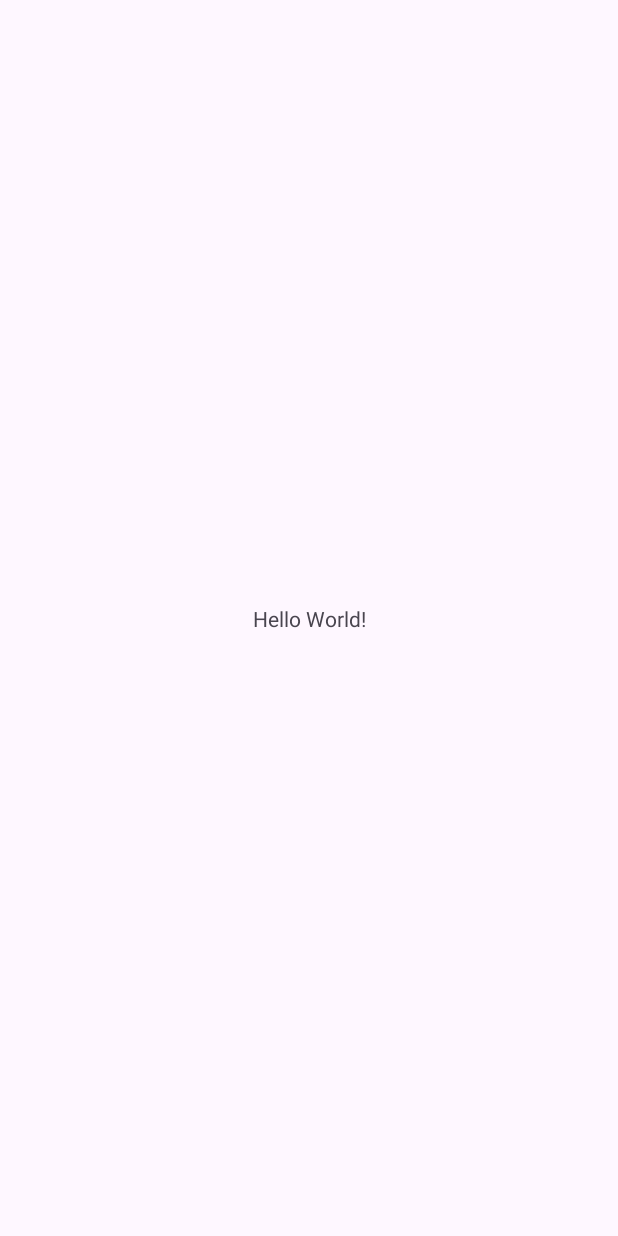
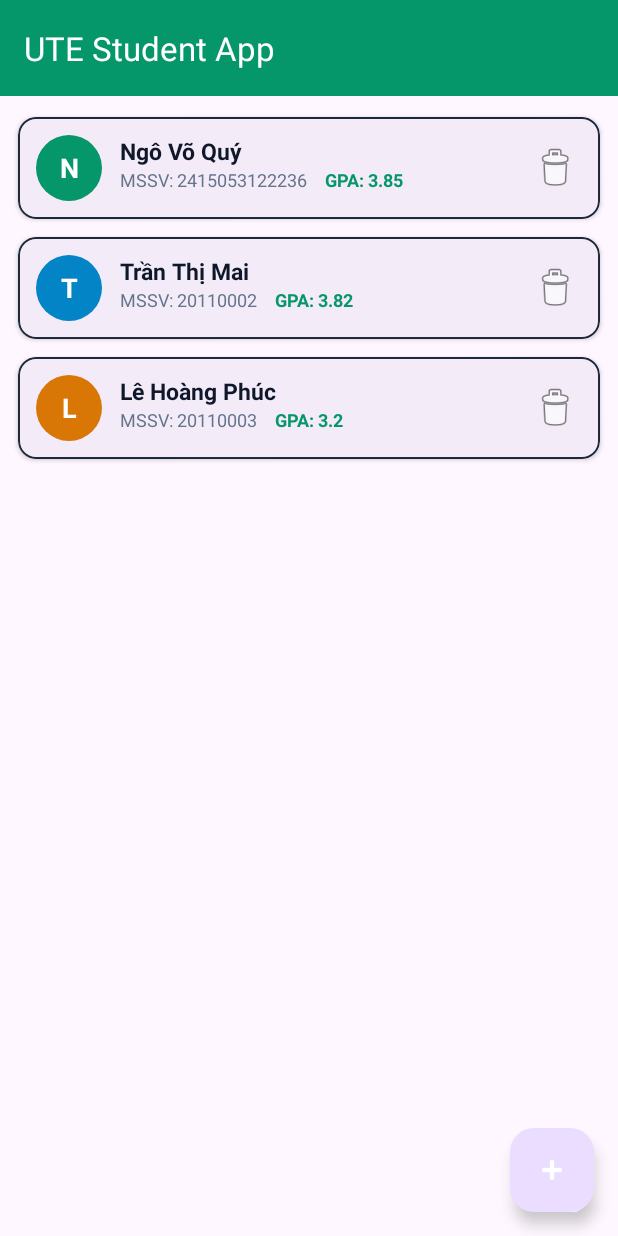
Before and after one commit to NgoVoQuy1810/bt_16_11, an Android app: the screen it shows after launch (MainActivity), on a phone screen of 412 x 824 dp. Before the commit the screen is almost empty. Run offline under Robolectric (Android 15) with nearby library versions, the phone set to English and light mode, and no system bars.

Commit message:
hoàn thành bài

```diff
--- a/bt_16_11/app/src/main/java/com/example/bt_16_11/MainActivity.kt
+++ b/bt_16_11/app/src/main/java/com/example/bt_16_11/MainActivity.kt
@@ -1,20 +1,26 @@
 package com.example.bt_16_11
 
 import android.os.Bundle
-import androidx.activity.enableEdgeToEdge
 import androidx.appcompat.app.AppCompatActivity
-import androidx.core.view.ViewCompat
-import androidx.core.view.WindowInsetsCompat
+import androidx.fragment.app.commit
+import com.example.bt_16_11.databinding.ActivityMainBinding
+import com.example.bt_16_11.ui.StudentListFragment
 
 class MainActivity : AppCompatActivity() {
+
+    private lateinit var binding: ActivityMainBinding
+
     override fun onCreate(savedInstanceState: Bundle?) {
         super.onCreate(savedInstanceState)
-        enableEdgeToEdge()
-        setContentView(R.layout.activity_main)
-        ViewCompat.setOnApplyWindowInsetsListener(findViewById(R.id.main)) { v, insets ->
-            val systemBars = insets.getInsets(WindowInsetsCompat.Type.systemBars())
-            v.setPadding(systemBars.left, systemBars.top, systemBars.right, systemBars.bottom)
-            insets
+        binding = ActivityMainBinding.inflate(layoutInflater)
+        setContentView(binding.root)
+        setSupportActionBar(binding.toolbar)
+
+        if (savedInstanceState == null) {
+            supportFragmentManager.commit {
+                setReorderingAllowed(true)
+                replace(R.id.fragment_container, StudentListFragment())
+            }
         }
     }
 }
--- /dev/null
+++ b/bt_16_11/app/src/main/java/com/example/bt_16_11/model/Student.kt
@@ -0,0 +1,10 @@
+package com.example.bt_16_11.model
+
+data class Student(
+    val id: String,
+    val mssv: String,
+    val name: String,
+    val gpa: Double,
+    val major: String,
+    val avatarColor: Int
+)
--- /dev/null
+++ b/bt_16_11/app/src/main/java/com/example/bt_16_11/ui/StudentListFragment.kt
@@ -0,0 +1,83 @@
+package com.example.bt_16_11.ui
+
+import android.os.Bundle
+import android.view.LayoutInflater
+import android.view.View
+import android.view.ViewGroup
+import android.widget.Toast
+import androidx.core.os.bundleOf
+import androidx.fragment.app.Fragment
+import androidx.fragment.app.activityViewModels
+import androidx.fragment.app.setFragmentResult
+import androidx.recyclerview.widget.LinearLayoutManager
+import com.example.bt_16_11.databinding.FragmentStudentListBinding
+import com.example.bt_16_11.model.Student
+import com.example.bt_16_11.ui.adapter.StudentListAdapter
+import com.example.bt_16_11.viewmodel.StudentViewModel
+
+class StudentListFragment : Fragment() {
+
+    private var _binding: FragmentStudentListBinding? = null
+    private val binding get() = _binding!!
+
+    private val viewModel: StudentViewModel by activityViewModels()
+    private lateinit var studentAdapter: StudentListAdapter
+
+    override fun onCreateView(
+        inflater: LayoutInflater, container: ViewGroup?, savedInstanceState: Bundle?
+    ): View {
+        _binding = FragmentStudentListBinding.inflate(inflater, container, false)
+        return binding.root
+    }
+
+    override fun onViewCreated(view: View, savedInstanceState: Bundle?) {
+        super.onViewCreated(view, savedInstanceState)
+        setupRecyclerView()
+        observeViewModel()
+        setupListeners()
+    }
+
+    private fun setupRecyclerView() {
+        studentAdapter = StudentListAdapter(
+            onStudentClick = { student ->
+                setFragmentResult("STUDENT_DETAIL_REQ", bundleOf("STUDENT_ID" to student.id))
+                Toast.makeText(requireContext(), "Đã chọn: ${student.name}", Toast.LENGTH_SHORT).show()
+            },
+            onDeleteClick = { student ->
+                viewModel.deleteStudent(student.id)
+            }
+        )
+
+        binding.rvStudents.apply {
+            layoutManager = LinearLayoutManager(requireContext())
+            adapter = studentAdapter
+            setHasFixedSize(true)
+        }
+    }
+
+    private fun observeViewModel() {
+        viewModel.students.observe(viewLifecycleOwner) { list ->
+            studentAdapter.submitList(list)
+            binding.layoutEmpty.visibility = if (list.isEmpty()) View.VISIBLE else View.GONE
+        }
+    }
+
+    private fun setupListeners() {
+        binding.fabAdd.setOnClickListener {
+            val newStudent = Student(
+                id = System.currentTimeMillis().toString(),
+                mssv = "2415" + (1000..9999).random(),
+                name = "Sinh Viên Mới",
+                gpa = 3.50,
+                major = "Công Nghệ Thông Tin",
+                avatarColor = 0xFF7C3AED.toInt()
+            )
+            viewModel.addStudent(newStudent)
+        }
+    }
+
+    override fun onDestroyView() {
+        super.onDestroyView()
+        _binding = null
+    }
+}
--- /dev/null
+++ b/bt_16_11/app/src/main/java/com/example/bt_16_11/ui/adapter/StudentListAdapter.kt
@@ -0,0 +1,76 @@
+package com.example.bt_16_11.ui.adapter
+
+import android.view.LayoutInflater
+import android.view.ViewGroup
+import androidx.recyclerview.widget.DiffUtil
+import androidx.recyclerview.widget.ListAdapter
+import androidx.recyclerview.widget.RecyclerView
+import com.example.bt_16_11.databinding.ItemStudentBinding
+import com.example.bt_16_11.model.Student
+
+class StudentListAdapter(
+    private val onStudentClick: (Student) -> Unit,
+    private val onDeleteClick: (Student) -> Unit
+) : ListAdapter<Student, StudentListAdapter.StudentViewHolder>(StudentDiffCallback()) {
+
+    override fun onCreateViewHolder(parent: ViewGroup, viewType: Int): StudentViewHolder {
+        val binding = ItemStudentBinding.inflate(
+            LayoutInflater.from(parent.context), parent, false
+        )
+        return StudentViewHolder(binding)
+    }
+
+    override fun onBindViewHolder(holder: StudentViewHolder, position: Int) {
+        holder.bind(getItem(position))
+    }
+
+    override fun onBindViewHolder(
+        holder: StudentViewHolder,
+        position: Int,
+        payloads: MutableList<Any>
+    ) {
+        if (payloads.isNotEmpty() && payloads.contains("PAYLOAD_GPA_CHANGED")) {
+            holder.updateGpaOnly(getItem(position).gpa)
+        } else {
+            super.onBindViewHolder(holder, position, payloads)
+        }
+    }
+
+    inner class StudentViewHolder(
+        private val binding: ItemStudentBinding
+    ) : RecyclerView.ViewHolder(binding.root) {
+
+        fun bind(student: Student) {
+            binding.tvName.text = student.name
+            binding.tvMssv.text = "MSSV: ${student.mssv}"
+            binding.tvGpa.text = "GPA: ${student.gpa}"
+            binding.tvAvatar.text = student.name.take(1)
+            binding.tvAvatar.background.setTint(student.avatarColor)
+
+            binding.root.setOnClickListener { onStudentClick(student) }
+            binding.btnDelete.setOnClickListener { onDeleteClick(student) }
+        }
+
+        fun updateGpaOnly(newGpa: Double) {
+            binding.tvGpa.text = "GPA: $newGpa"
+        }
+    }
+
+    class StudentDiffCallback : DiffUtil.ItemCallback<Student>() {
+        override fun areItemsTheSame(oldItem: Student, newItem: Student): Boolean {
+            return oldItem.id == newItem.id
+        }
+
+        override fun areContentsTheSame(oldItem: Student, newItem: Student): Boolean {
+            return oldItem == newItem
+        }
+
+        override fun getChangePayload(oldItem: Student, newItem: Student): Any? {
+            return if (oldItem.gpa != newItem.gpa) {
+                "PAYLOAD_GPA_CHANGED"
+            } else {
+                super.getChangePayload(oldItem, newItem)
+            }
+        }
+    }
+}
--- /dev/null
+++ b/bt_16_11/app/src/main/java/com/example/bt_16_11/viewmodel/StudentViewModel.kt
@@ -0,0 +1,32 @@
+package com.example.bt_16_11.viewmodel
+
+import androidx.lifecycle.LiveData
+import androidx.lifecycle.MutableLiveData
+import androidx.lifecycle.ViewModel
+import com.example.bt_16_11.model.Student
+
+class StudentViewModel : ViewModel() {
+
+    private val _students = MutableLiveData<List<Student>>()
+    val students: LiveData<List<Student>> get() = _students
+
+    init {
+        _students.value = listOf(
+            Student("1", "2415053122236", "Ngô Võ Quý", 3.85, "Công Nghệ Thông Tin", 0xFF059669.toInt()),
+            Student("2", "20110002", "Trần Thị Mai", 3.82, "Kỹ Thuật Phần Mềm", 0xFF0284C7.toInt()),
+            Student("3", "20110003", "Lê Hoàng Phúc", 3.20, "An Toàn Thông Tin", 0xFFD97706.toInt())
+        )
+    }
+
+    fun addStudent(student: Student) {
+        val currentList = _students.value?.toMutableList() ?: mutableListOf()
+        currentList.add(0, student)
+        _students.value = currentList
+    }
+
+    fun deleteStudent(studentId: String) {
+        val currentList = _students.value?.toMutableList() ?: return
+        val filtered = currentList.filterNot { it.id == studentId }
+        _students.value = filtered
+    }
+}
--- /dev/null
+++ b/bt_16_11/app/src/main/res/drawable/bg_circle_avatar.xml
@@ -0,0 +1,5 @@
+<?xml version="1.0" encoding="utf-8"?>
+<shape xmlns:android="http://schemas.android.com/apk/res/android"
+    android:shape="oval">
+    <solid android:color="#059669" />
+</shape>
--- a/bt_16_11/app/src/main/res/layout/activity_main.xml
+++ b/bt_16_11/app/src/main/res/layout/activity_main.xml
@@ -1,19 +1,29 @@
 <?xml version="1.0" encoding="utf-8"?>
-<androidx.constraintlayout.widget.ConstraintLayout xmlns:android="http://schemas.android.com/apk/res/android"
+<androidx.constraintlayout.widget.ConstraintLayout
+    xmlns:android="http://schemas.android.com/apk/res/android"
     xmlns:app="http://schemas.android.com/apk/res-auto"
-    xmlns:tools="http://schemas.android.com/tools"
     android:id="@+id/main"
     android:layout_width="match_parent"
-    android:layout_height="match_parent"
-    tools:context=".MainActivity">
+    android:layout_height="match_parent">
 
-    <TextView
-        android:layout_width="wrap_content"
-        android:layout_height="wrap_content"
-        android:text="Hello World!"
+    <com.google.android.material.appbar.MaterialToolbar
+        android:id="@+id/toolbar"
+        android:layout_width="0dp"
+        android:layout_height="?attr/actionBarSize"
+        android:background="#059669"
+        app:title="UTE Student App"
+        app:titleTextColor="#FFFFFF"
+        app:layout_constraintTop_toTopOf="parent"
+        app:layout_constraintStart_toStartOf="parent"
+        app:layout_constraintEnd_toEndOf="parent" />
+
+    <androidx.fragment.app.FragmentContainerView
+        android:id="@+id/fragment_container"
+        android:layout_width="0dp"
+        android:layout_height="0dp"
+        app:layout_constraintTop_toBottomOf="@id/toolbar"
         app:layout_constraintBottom_toBottomOf="parent"
-        app:layout_constraintEnd_toEndOf="parent"
         app:layout_constraintStart_toStartOf="parent"
-        app:layout_constraintTop_toTopOf="parent" />
+        app:layout_constraintEnd_toEndOf="parent" />
 
 </androidx.constraintlayout.widget.ConstraintLayout>
--- /dev/null
+++ b/bt_16_11/app/src/main/res/layout/fragment_student_list.xml
@@ -0,0 +1,48 @@
+<?xml version="1.0" encoding="utf-8"?>
+<androidx.coordinatorlayout.widget.CoordinatorLayout
+    xmlns:android="http://schemas.android.com/apk/res/android"
+    xmlns:app="http://schemas.android.com/apk/res-auto"
+    android:layout_width="match_parent"
+    android:layout_height="match_parent">
+
+    <androidx.recyclerview.widget.RecyclerView
+        android:id="@+id/rvStudents"
+        android:layout_width="match_parent"
+        android:layout_height="match_parent"
+        android:clipToPadding="false"
+        android:paddingTop="8dp"
+        android:paddingBottom="80dp" />
+
+    <LinearLayout
+        android:id="@+id/layoutEmpty"
+        android:layout_width="wrap_content"
+        android:layout_height="wrap_content"
+        android:layout_gravity="center"
+        android:gravity="center"
+        android:orientation="vertical"
+        android:visibility="gone">
+
+        <ImageView
+            android:layout_width="64dp"
+            android:layout_height="64dp"
+            android:src="@android:drawable/ic_dialog_info" />
+
+        <TextView
+            android:layout_width="wrap_content"
+            android:layout_height="wrap_content"
+            android:layout_marginTop="8dp"
+            android:text="Chưa có sinh viên nào trong danh sách"
+            android:textColor="#94A3B8" />
+    </LinearLayout>
+
+    <com.google.android.material.floatingactionbutton.FloatingActionButton
+        android:id="@+id/fabAdd"
+        android:layout_width="wrap_content"
+        android:layout_height="wrap_content"
+        android:layout_gravity="bottom|end"
+        android:layout_margin="16dp"
+        android:src="@android:drawable/ic_input_add"
+        android:contentDescription="Thêm sinh viên"
+        app:tint="#FFFFFF" />
+
+</androidx.coordinatorlayout.widget.CoordinatorLayout>
--- /dev/null
+++ b/bt_16_11/app/src/main/res/layout/item_student.xml
@@ -0,0 +1,77 @@
+<?xml version="1.0" encoding="utf-8"?>
+<com.google.android.material.card.MaterialCardView
+    xmlns:android="http://schemas.android.com/apk/res/android"
+    xmlns:app="http://schemas.android.com/apk/res-auto"
+    android:layout_width="match_parent"
+    android:layout_height="wrap_content"
+    android:layout_marginHorizontal="12dp"
+    android:layout_marginVertical="6dp"
+    app:cardCornerRadius="12dp"
+    app:cardElevation="2dp"
+    app:strokeColor="#1E293B"
+    app:strokeWidth="1dp">
+
+    <androidx.constraintlayout.widget.ConstraintLayout
+        android:layout_width="match_parent"
+        android:layout_height="wrap_content"
+        android:padding="12dp">
+
+        <TextView
+            android:id="@+id/tvAvatar"
+            android:layout_width="44dp"
+            android:layout_height="44dp"
+            android:background="@drawable/bg_circle_avatar"
+            android:gravity="center"
+            android:textColor="#FFFFFF"
+            android:textSize="18sp"
+            android:textStyle="bold"
+            app:layout_constraintStart_toStartOf="parent"
+            app:layout_constraintTop_toTopOf="parent"
+            app:layout_constraintBottom_toBottomOf="parent" />
+
+        <TextView
+            android:id="@+id/tvName"
+            android:layout_width="0dp"
+            android:layout_height="wrap_content"
+            android:layout_marginStart="12dp"
+            android:layout_marginEnd="8dp"
+            android:textColor="#0F172A"
+            android:textSize="15sp"
+            android:textStyle="bold"
+            app:layout_constraintStart_toEndOf="@id/tvAvatar"
+            app:layout_constraintEnd_toStartOf="@id/btnDelete"
+            app:layout_constraintTop_toTopOf="parent" />
+
+        <TextView
+            android:id="@+id/tvMssv"
+            android:layout_width="wrap_content"
+            android:layout_height="wrap_content"
+            android:textColor="#64748B"
+            android:textSize="12sp"
+            app:layout_constraintStart_toStartOf="@id/tvName"
+            app:layout_constraintTop_toBottomOf="@id/tvName" />
+
+        <TextView
+            android:id="@+id/tvGpa"
+            android:layout_width="wrap_content"
+            android:layout_height="wrap_content"
+            android:layout_marginStart="12dp"
+            android:textColor="#059669"
+            android:textSize="12sp"
+            android:textStyle="bold"
+            app:layout_constraintStart_toEndOf="@id/tvMssv"
+            app:layout_constraintTop_toBottomOf="@id/tvName" />
+
+        <ImageButton
+            android:id="@+id/btnDelete"
+            android:layout_width="36dp"
+            android:layout_height="36dp"
+            android:background="?attr/selectableItemBackgroundBorderless"
+            android:src="@android:drawable/ic_menu_delete"
+            android:contentDescription="Xóa sinh viên"
+            app:layout_constraintEnd_toEndOf="parent"
+            app:layout_constraintTop_toTopOf="parent"
+            app:layout_constraintBottom_toBottomOf="parent" />
+
+    </androidx.constraintlayout.widget.ConstraintLayout>
+</com.google.android.material.card.MaterialCardView>
```
Also changed, not shown: bt_16_11/app/build.gradle.kts (+6 -1 lines).
